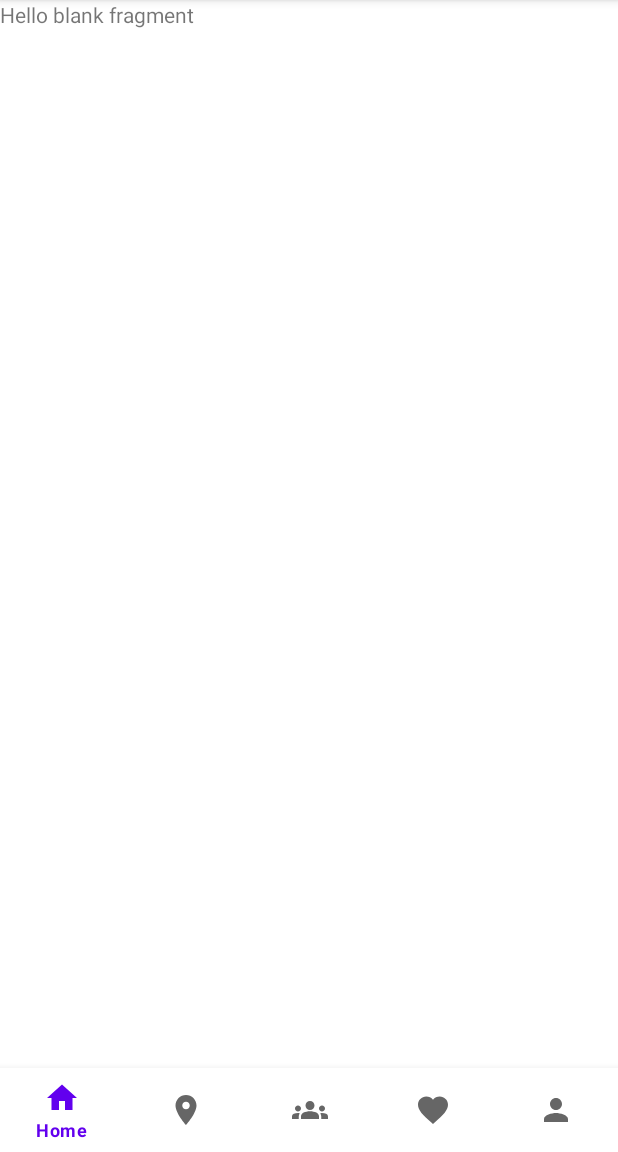
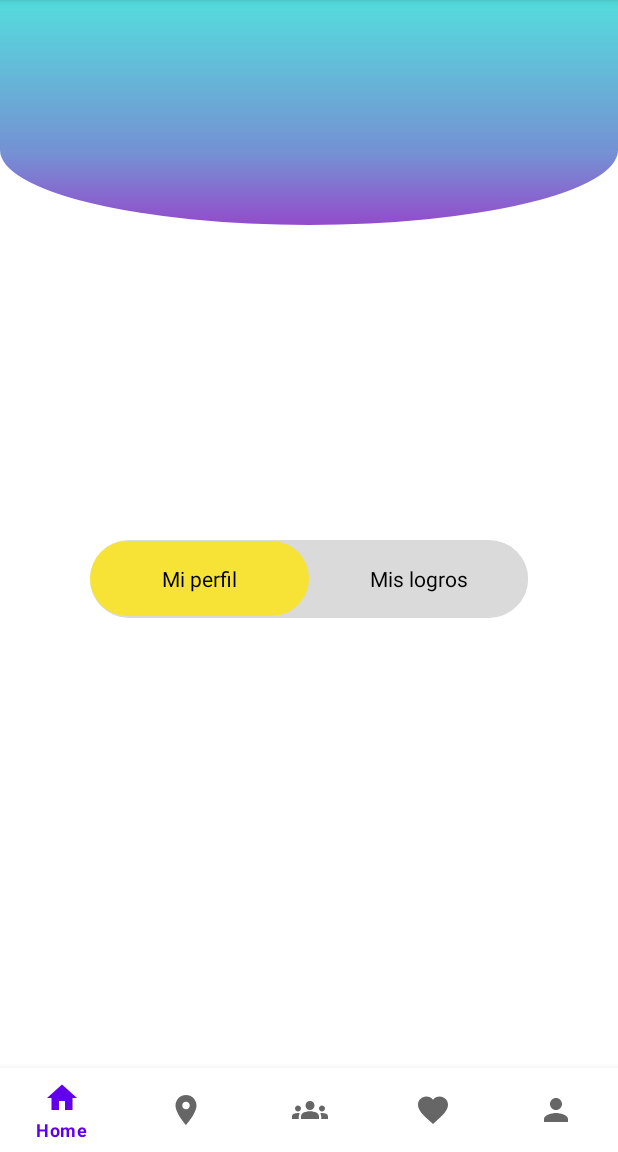
Before and after one commit to VictorV-R/EcoClub, an Android app: the fragment ProfileFragment placed in its activity, on a phone screen of 412 x 824 dp, the part 84-1236 px from its top. Run offline under Robolectric (Android 15) with nearby library versions, the phone set to English and light mode, and no system bars; pictures from the network do not load.

Commit message:
Radio button personalizado y fondo del fragment_profile

```diff
--- a/app/src/main/java/com/example/ecoclub/fragments/ProfileFragment.java
+++ b/app/src/main/java/com/example/ecoclub/fragments/ProfileFragment.java
@@ -1,62 +1,48 @@
 package com.example.ecoclub.fragments;
 
+import android.graphics.Color;
 import android.os.Bundle;
-
+import androidx.appcompat.widget.AppCompatRadioButton;
 import androidx.fragment.app.Fragment;
-
 import android.view.LayoutInflater;
 import android.view.View;
 import android.view.ViewGroup;
-
+import android.widget.CompoundButton;
+import android.widget.RadioGroup;
 import com.example.ecoclub.R;
 
 
 public class ProfileFragment extends Fragment {
 
-    // TODO: Rename parameter arguments, choose names that match
-    // the fragment initialization parameters, e.g. ARG_ITEM_NUMBER
-    private static final String ARG_PARAM1 = "param1";
-    private static final String ARG_PARAM2 = "param2";
-
-    // TODO: Rename and change types of parameters
-    private String mParam1;
-    private String mParam2;
-
-    public ProfileFragment() {
-        // Required empty public constructor
-    }
-
-    /**
-     * Use this factory method to create a new instance of
-     * this fragment using the provided parameters.
-     *
-     * @param param1 Parameter 1.
-     * @param param2 Parameter 2.
-     * @return A new instance of fragment ProfileFragment.
-     */
-    // TODO: Rename and change types and number of parameters
-    public static ProfileFragment newInstance(String param1, String param2) {
-        ProfileFragment fragment = new ProfileFragment();
-        Bundle args = new Bundle();
-        args.putString(ARG_PARAM1, param1);
-        args.putString(ARG_PARAM2, param2);
-        fragment.setArguments(args);
-        return fragment;
-    }
-
-    @Override
-    public void onCreate(Bundle savedInstanceState) {
-        super.onCreate(savedInstanceState);
-        if (getArguments() != null) {
-            mParam1 = getArguments().getString(ARG_PARAM1);
-            mParam2 = getArguments().getString(ARG_PARAM2);
-        }
-    }
+    private View view;
+    private RadioGroup radioGroupButton;
+    private AppCompatRadioButton rbLeft, rbRight;
 
     @Override
     public View onCreateView(LayoutInflater inflater, ViewGroup container,
                              Bundle savedInstanceState) {
-        // Inflate the layout for this fragment
-        return inflater.inflate(R.layout.fragment_profile, container, false);
+        view = inflater.inflate(R.layout.fragment_profile, container, false);
+
+        rbLeft = view.findViewById(R.id.radioButtonLeft);
+        rbRight = view.findViewById(R.id.radioButtonRight);
+
+        rbLeft.setOnCheckedChangeListener(new Radio_check());
+        rbRight.setOnCheckedChangeListener(new Radio_check());
+
+        return view;
+    }
+
+    class Radio_check implements CompoundButton.OnCheckedChangeListener{
+        @Override
+        public void onCheckedChanged(CompoundButton buttonView, boolean isChecked) {
+            if(rbLeft.isChecked()) {
+                rbLeft.setTextColor(Color.BLACK);
+                rbRight.setTextColor(Color.GREEN);
+            }
+            else if(rbRight.isChecked()) {
+                rbRight.setTextColor(Color.BLACK);
+                rbLeft.setTextColor(Color.GREEN);
+            }
+        }
     }
 }
--- /dev/null
+++ b/app/src/main/res/drawable/bg_design_profile.xml
@@ -0,0 +1,22 @@
+<?xml version="1.0" encoding="utf-8"?>
+<layer-list xmlns:android="http://schemas.android.com/apk/res/android">
+    <item android:height="100dp"
+        android:gravity="top"
+        android:top="50dp">
+        <shape android:shape="oval">
+            <gradient android:startColor="@color/color_primary"
+                android:endColor="@color/color_quinary"
+                android:type="linear" android:angle="270"
+                />
+        </shape>
+    </item>
+    <item android:height="100dp"
+        android:gravity="top">
+        <shape android:shape="rectangle">
+            <gradient android:startColor="@color/color_primary"
+                android:endColor="#7492D3"
+                android:type="linear" android:angle="270"
+                />
+        </shape>
+    </item>
+</layer-list>
--- /dev/null
+++ b/app/src/main/res/drawable/radio_button_left_checked.xml
@@ -0,0 +1,5 @@
+<?xml version="1.0" encoding="utf-8"?>
+<shape android:shape="rectangle" xmlns:android="http://schemas.android.com/apk/res/android">
+    <solid android:color="#C1FFE600"/>
+    <corners android:radius="150dp"/>
+</shape>
--- /dev/null
+++ b/app/src/main/res/drawable/radio_button_left_selector.xml
@@ -0,0 +1,5 @@
+<?xml version="1.0" encoding="utf-8"?>
+<selector xmlns:android="http://schemas.android.com/apk/res/android">
+    <item android:drawable="@drawable/radio_button_left_checked" android:state_checked="true"/>
+    <item android:drawable="@drawable/radio_button_left_unchecked" android:state_checked="false"/>
+</selector>
--- /dev/null
+++ b/app/src/main/res/drawable/radio_button_left_unchecked.xml
@@ -0,0 +1,5 @@
+<?xml version="1.0" encoding="utf-8"?>
+<shape android:shape="rectangle" xmlns:android="http://schemas.android.com/apk/res/android">
+    <solid android:color="@color/gray_light"/>
+    <corners android:radius="150dp"/>
+</shape>
--- a/app/src/main/res/layout/fragment_profile.xml
+++ b/app/src/main/res/layout/fragment_profile.xml
@@ -1,14 +1,59 @@
 <?xml version="1.0" encoding="utf-8"?>
-<FrameLayout xmlns:android="http://schemas.android.com/apk/res/android"
+<RelativeLayout xmlns:android="http://schemas.android.com/apk/res/android"
+    xmlns:app="http://schemas.android.com/apk/res-auto"
     xmlns:tools="http://schemas.android.com/tools"
     android:layout_width="match_parent"
     android:layout_height="match_parent"
+    android:background="@drawable/bg_design_profile"
     tools:context=".fragments.ProfileFragment">
 
-    <!-- TODO: Update blank fragment layout -->
-    <TextView
-        android:layout_width="match_parent"
-        android:layout_height="match_parent"
-        android:text="@string/hello_blank_fragment" />
+    <RadioGroup
+        android:id="@+id/radioGroupBotones"
+        android:layout_width="290dp"
+        android:layout_height="52dp"
+        android:layout_alignParentStart="true"
+        android:layout_alignParentEnd="true"
+        android:layout_alignParentBottom="true"
+        android:layout_marginStart="60dp"
+        android:layout_marginEnd="60dp"
+        android:layout_marginBottom="300dp"
+        android:background="@drawable/radio_button_left_unchecked"
+        android:gravity="center"
+        android:orientation="horizontal">
 
-</FrameLayout>
+        <androidx.appcompat.widget.AppCompatRadioButton
+            android:id="@+id/radioButtonLeft"
+            android:layout_width="0dp"
+            android:layout_height="50dp"
+            android:layout_weight="1"
+            android:background="@drawable/radio_button_left_selector"
+            android:button="@color/transparent"
+            android:checked="true"
+            android:gravity="center"
+            android:text="@string/txt_rbtn_option1"
+            android:textColor="@color/black"/>
+
+        <androidx.appcompat.widget.AppCompatRadioButton
+            android:id="@+id/radioButtonRight"
+            android:layout_width="0dp"
+            android:layout_height="50dp"
+            android:layout_weight="1"
+            android:background="@drawable/radio_button_left_selector"
+            android:button="@color/transparent"
+            android:gravity="center"
+            android:text="@string/txt_rbtn_option2"
+            android:textColor="@color/black"/>
+    </RadioGroup>
+
+    <FrameLayout
+        android:layout_width="414dp"
+        android:layout_height="277dp"
+        android:layout_alignParentStart="true"
+        android:layout_alignParentEnd="true"
+        android:layout_alignParentBottom="true"
+        android:layout_marginStart="0dp"
+        android:layout_marginEnd="-3dp"
+        android:layout_marginBottom="0dp">
+    </FrameLayout>
+
+</RelativeLayout>
--- a/app/src/main/res/values/colors.xml
+++ b/app/src/main/res/values/colors.xml
@@ -17,5 +17,7 @@
     <color name="black">#FF000000</color>
     <color name="white">#FFFFFFFF</color>
     <color name="gray">#808080</color>
+    <color name="gray_light">#DADADA</color>
+    <color name="transparent">#00DFDFDF</color>
 
 </resources>
--- a/app/src/main/res/values/strings.xml
+++ b/app/src/main/res/values/strings.xml
@@ -29,4 +29,8 @@
     <!-- TODO: Remove or change this placeholder text -->
     <string name="hello_blank_fragment">Hello blank fragment</string>
 
+    <!-- Strings related to profile Fragment -->
+    <string name="txt_rbtn_option1">Mi perfil</string>
+    <string name="txt_rbtn_option2">Mis logros</string>
+
 </resources>
```
